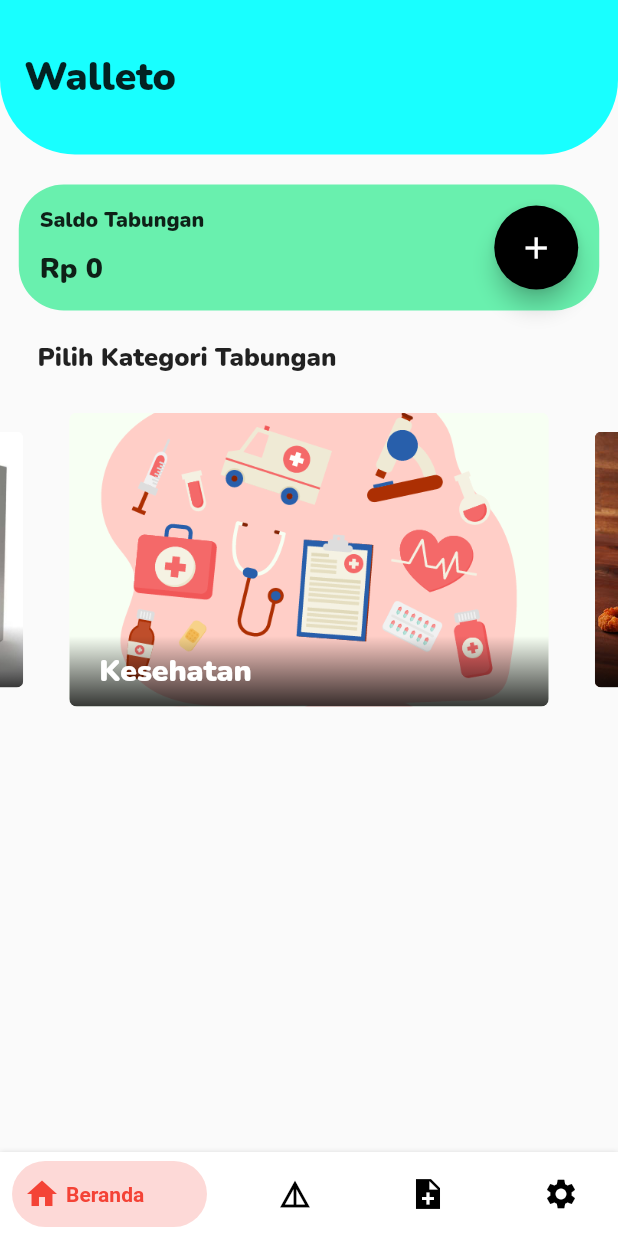
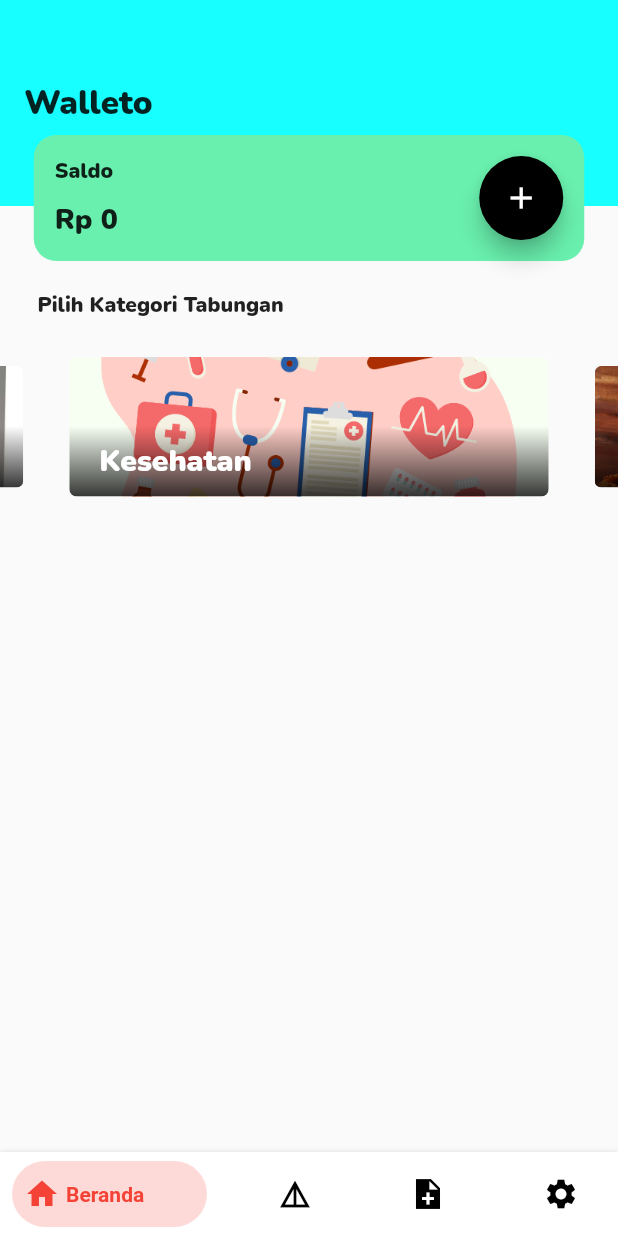
Before and after one commit to AlvinHadinata/walleto, a Flutter app: the screen it shows after launch, on a phone screen of 412 x 824 dp. Run offline on Flutter 3.47's test engine with Material 2 defaults, Android fonts, the phone set to English and light mode, and no system bars; drawn by our look-alikes of bottom_navy_bar, carousel_slider; our stand-ins replace google_fonts, sqflite; accounts and stored records are empty.

Commit message:
Init commit

```diff
--- a/lib/screens/main_menu_page.dart
+++ b/lib/screens/main_menu_page.dart
@@ -10,16 +10,20 @@ class MainMenuPage extends StatelessWidget {
     return Scaffold(
       body: SingleChildScrollView(
         scrollDirection: Axis.vertical,
-        child: Column(
+        child: Stack(
           children: [
             background(),
-            SizedBox(height: 20),
-            saldo(),
-            SizedBox(height: 20),
-            item2(),
-            SizedBox(height: 20),
-            carousel()
-          ],
+            Column(
+              children: [
+                SizedBox(height: 90),
+                saldo(),
+                SizedBox(height: 20),
+                item2(),
+                SizedBox(height: 20),
+                carousel(),
+              ],
+            ),
+          ]
         ),
       ),
     );
@@ -27,10 +31,11 @@ class MainMenuPage extends StatelessWidget {
 }
 
 Widget carousel() {
+  return Builder(builder: (BuildContext context) {
   return Container(
       child: CarouselSlider(
           options: CarouselOptions(
-            aspectRatio: 2.0,
+            aspectRatio: 4,
             enlargeCenterPage: true,
             enableInfiniteScroll: false,
             initialPage: 2,
@@ -39,17 +44,15 @@ Widget carousel() {
           items: Category.categories
               .map((category) => Carousel(category: category))
               .toList()));
+});
 }
 
 Widget background() {
   return Builder(builder: (BuildContext context) {
     return Container(
-        height: MediaQuery.of(context).size.width / 4,
+        height: MediaQuery.of(context).size.width / 3,
         decoration: BoxDecoration(
-            color: Colors.cyanAccent,
-            borderRadius: BorderRadius.only(
-                bottomRight: Radius.circular(50),
-                bottomLeft: Radius.circular(50))),
+            color: Colors.cyanAccent),
         child: Padding(
           padding: const EdgeInsets.all(16.0),
           child: Row(
@@ -58,9 +61,9 @@ Widget background() {
               Text('Walleto',
                   style: TextStyle(
                     fontWeight: FontWeight.bold,
-                    fontSize: 26,
+                    fontSize: 22,
                     fontFamily: 'Nunito',
-                  ))
+                  )),
             ],
           ),
         ));
@@ -70,10 +73,10 @@ Widget background() {
 Widget saldo() {
   return Builder(builder: (BuildContext context) {
     return Container(
-      width: MediaQuery.of(context).size.width - 25,
+      width: MediaQuery.of(context).size.width - 45,
       decoration: BoxDecoration(
           color: Colors.greenAccent,
-          borderRadius: BorderRadius.all(Radius.circular(30))),
+          borderRadius: BorderRadius.all(Radius.circular(15))),
       child: Padding(
         padding: const EdgeInsets.all(14.0),
         child: Row(
@@ -82,7 +85,7 @@ Widget saldo() {
             Column(
               crossAxisAlignment: CrossAxisAlignment.start,
               children: [
-                Text('Saldo Tabungan',
+                Text('Saldo',
                     style: TextStyle(
                       fontWeight: FontWeight.bold,
                       fontSize: 14.0,
@@ -158,7 +161,7 @@ Widget item2() {
             Text('Pilih Kategori Tabungan',
                 style: TextStyle(
                   fontWeight: FontWeight.bold,
-                  fontSize: 17.0,
+                  fontSize: 14.0,
                   fontFamily: 'Nunito',
                 )),
           ],
```
